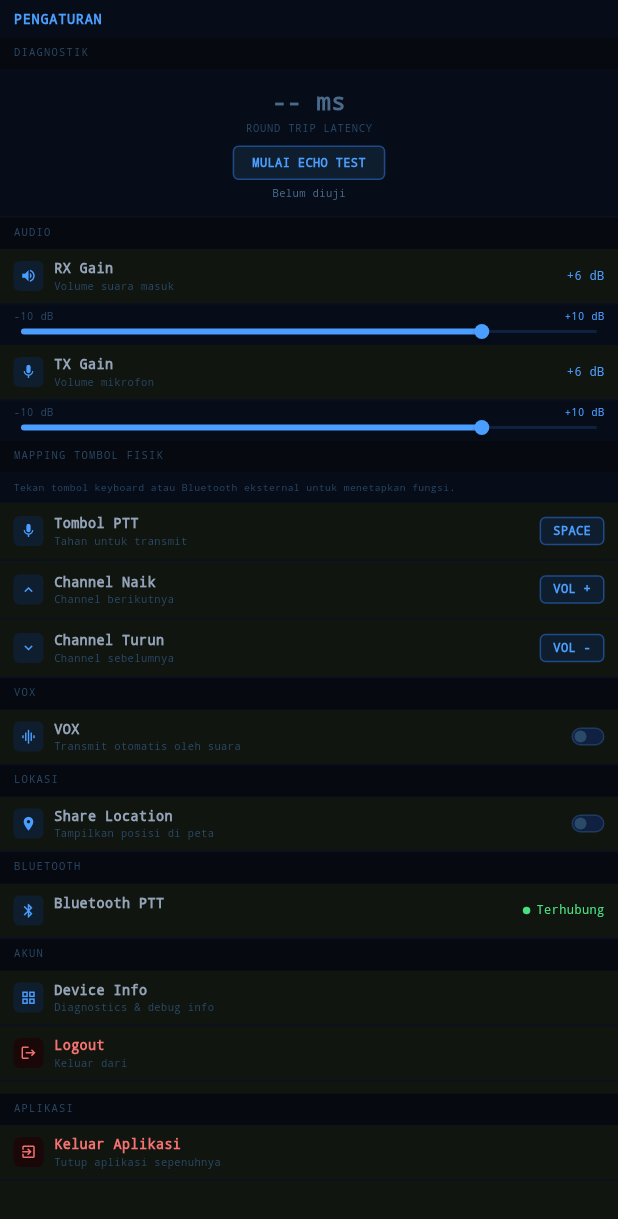
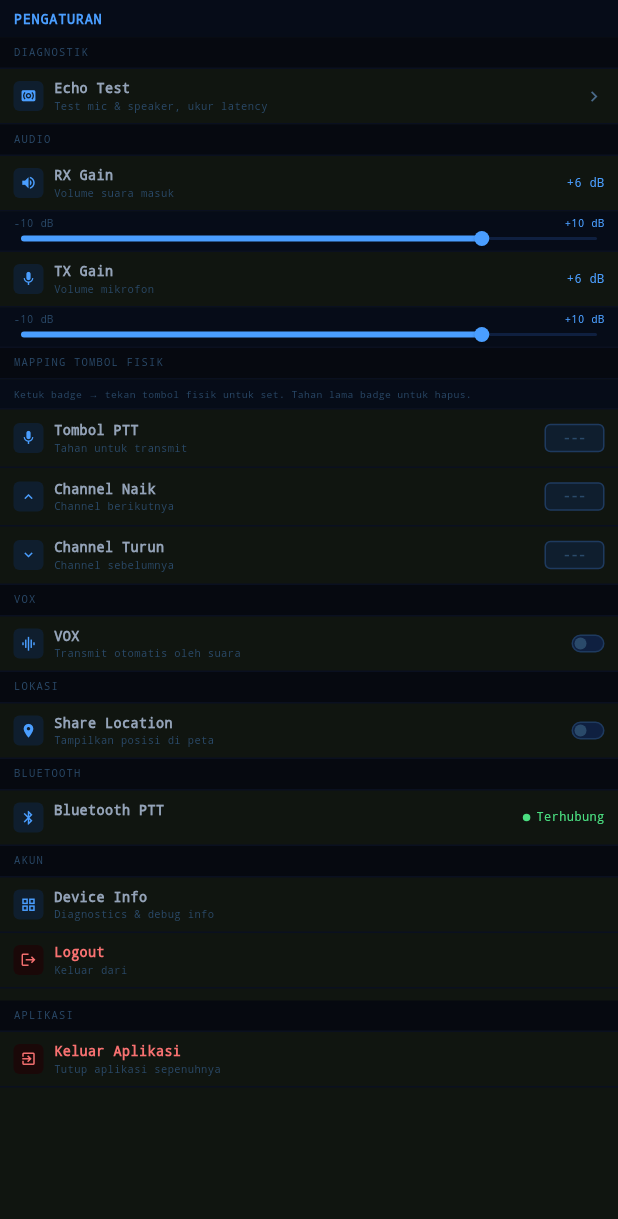
Before and after one commit to rfaeisal/poc, a Flutter app: the HyteraPengaturanScreen widget shown alone on an empty page, opened directly, on a phone screen of 412 x 824 dp. Shown: the top 1219 px of the screen. Run offline on Flutter 3.47's test engine with Material 3 defaults, Android fonts, the phone set to English and light mode, and no system bars; our stand-ins replace battery_plus, connectivity_plus, device_info_plus, dio, firebase_core, firebase_crashlytics and 13 more; missing offline and left inert: flutter_foreground_task, flutter_webrtc, livekit_client, mqtt_client; accounts and stored records are empty; network calls fail.

Commit message:
Fix device testing issues: speaker box, PTT lock, key mapping, echo test
- Speaker box: show --- on idle, last speaker callsign after someone talks
- PTT button: use tapDown/tapUp instead of longPress, remove doubleTap lock
- Key mapping: start empty, tap badge to capture key, long press to clear
- Echo test: separate screen with PTT button, latency, duration display
- Fix Container color/decoration conflict in Pengaturan widgets

Co-Authored-By: Claude Opus 4.6 <noreply@anthropic.com>
Claude-Session: https://claude.ai/code/session_01QpyBNYWrmFPkWKmDF5haL1

```diff
--- a/mobile/lib/hytera/config/hytera_router.dart
+++ b/mobile/lib/hytera/config/hytera_router.dart
@@ -5,6 +5,7 @@ import '../screens/hytera_login_screen.dart';
 import '../screens/hytera_main_screen.dart';
 import '../screens/hytera_channel_screen.dart';
 import '../screens/hytera_channel_list_screen.dart';
+import '../screens/hytera_echo_test_screen.dart';
 import '../screens/hytera_pesan_screen.dart';
 import '../screens/hytera_pengaturan_screen.dart';
 
@@ -40,5 +41,9 @@ final hyteraRouter = GoRouter(
       path: '/channel-list',
       builder: (context, state) => const HyteraChannelListScreen(),
     ),
+    GoRoute(
+      path: '/echo-test',
+      builder: (context, state) => const HyteraEchoTestScreen(),
+    ),
   ],
 );
--- a/mobile/lib/hytera/screens/hytera_pengaturan_screen.dart
+++ b/mobile/lib/hytera/screens/hytera_pengaturan_screen.dart
@@ -1,10 +1,11 @@
 import 'package:flutter/material.dart';
+import 'package:flutter/services.dart';
 import 'package:flutter_riverpod/flutter_riverpod.dart';
 import 'package:go_router/go_router.dart';
 
 import '../../features/auth/providers/auth_provider.dart';
-import '../../features/echo_test/providers/echo_test_provider.dart';
 import '../../features/settings/providers/settings_provider.dart';
+import '../services/hardware_key_service.dart';
 import '../services/kiosk_service.dart';
 
 class HyteraPengaturanScreen extends ConsumerWidget {
@@ -13,7 +14,6 @@ class HyteraPengaturanScreen extends ConsumerWidget {
   @override
   Widget build(BuildContext context, WidgetRef ref) {
     final settings = ref.watch(settingsProvider);
-    final echoState = ref.watch(echoTestProvider);
 
     return ListView(
       children: [
@@ -35,7 +35,17 @@ class HyteraPengaturanScreen extends ConsumerWidget {
 
         // DIAGNOSTIK
         _SectionHeader(title: 'DIAGNOSTIK'),
-        _EchoTestCard(echoState: echoState, ref: ref),
+        _SettingItem(
+          icon: Icons.surround_sound,
+          name: 'Echo Test',
+          description: 'Test mic & speaker, ukur latency',
+          trailing: const Icon(
+            Icons.chevron_right,
+            size: 14,
+            color: Color(0xFF4A6A8A),
+          ),
+          onTap: () => context.push('/echo-test'),
+        ),
 
         // AUDIO
         _SectionHeader(title: 'AUDIO'),
@@ -83,15 +93,15 @@ class HyteraPengaturanScreen extends ConsumerWidget {
         // MAPPING TOMBOL FISIK
         _SectionHeader(title: 'MAPPING TOMBOL FISIK'),
         Container(
-          color: const Color(0xFF060C18),
           padding: const EdgeInsets.symmetric(horizontal: 9, vertical: 5),
           decoration: const BoxDecoration(
+            color: Color(0xFF060C18),
             border: Border(
               bottom: BorderSide(color: Color(0xFF0A1020)),
             ),
           ),
           child: const Text(
-            'Tekan tombol keyboard atau Bluetooth eksternal untuk menetapkan fungsi.',
+            'Ketuk badge → tekan tombol fisik untuk set. Tahan lama badge untuk hapus.',
             style: TextStyle(
               fontFamily: 'monospace',
               fontSize: 6.5,
@@ -104,19 +114,19 @@ class HyteraPengaturanScreen extends ConsumerWidget {
           icon: Icons.mic,
           name: 'Tombol PTT',
           description: 'Tahan untuk transmit',
-          keyLabel: 'SPACE',
+          action: KeyAction.ptt,
         ),
         _KeyMappingItem(
           icon: Icons.keyboard_arrow_up,
           name: 'Channel Naik',
           description: 'Channel berikutnya',
-          keyLabel: 'VOL +',
+          action: KeyAction.channelUp,
         ),
         _KeyMappingItem(
           icon: Icons.keyboard_arrow_down,
           name: 'Channel Turun',
           description: 'Channel sebelumnya',
-          keyLabel: 'VOL -',
+          action: KeyAction.channelDown,
         ),
 
         // VOX
@@ -272,9 +282,9 @@ class _SectionHeader extends StatelessWidget {
   @override
   Widget build(BuildContext context) {
     return Container(
-      color: const Color(0xFF060910),
       padding: const EdgeInsets.symmetric(horizontal: 9, vertical: 5),
       decoration: const BoxDecoration(
+        color: Color(0xFF060910),
         border: Border(
           bottom: BorderSide(color: Color(0xFF0A1020)),
         ),
@@ -476,21 +486,61 @@ class _ToggleItem extends StatelessWidget {
   }
 }
 
-class _KeyMappingItem extends StatelessWidget {
+class _KeyMappingItem extends ConsumerStatefulWidget {
   final IconData icon;
   final String name;
   final String description;
-  final String keyLabel;
+  final KeyAction action;
 
   const _KeyMappingItem({
     required this.icon,
     required this.name,
     required this.description,
-    required this.keyLabel,
+    required this.action,
   });
 
   @override
+  ConsumerState<_KeyMappingItem> createState() => _KeyMappingItemState();
+}
+
+class _KeyMappingItemState extends ConsumerState<_KeyMappingItem> {
+  bool _listening = false;
+
+  void _startListening() {
+    setState(() => _listening = true);
+    HardwareKeyboard.instance.addHandler(_handleKey);
+  }
+
+  bool _handleKey(KeyEvent event) {
+    if (event is KeyDownEvent && _listening) {
+      ref
+          .read(hardwareKeyProvider.notifier)
+          .saveBinding(widget.action, event.logicalKey);
+      setState(() => _listening = false);
+      HardwareKeyboard.instance.removeHandler(_handleKey);
+      return true;
+    }
+    return false;
+  }
+
+  void _clearBinding() {
+    ref.read(hardwareKeyProvider.notifier).clearBinding(widget.action);
+  }
+
+  @override
+  void dispose() {
+    if (_listening) {
+      HardwareKeyboard.instance.removeHandler(_handleKey);
+    }
+    super.dispose();
+  }
+
+  @override
   Widget build(BuildContext context) {
+    final bindings = ref.watch(hardwareKeyProvider);
+    final label = bindings.labelFor(widget.action);
+    final hasBinding = bindings.keyFor(widget.action) != null;
+
     return Container(
       padding: const EdgeInsets.symmetric(horizontal: 9, vertical: 7),
       decoration: const BoxDecoration(
@@ -507,7 +557,7 @@ class _KeyMappingItem extends StatelessWidget {
               color: const Color(0xFF0F1E2E),
               borderRadius: BorderRadius.circular(4),
             ),
-            child: Icon(icon, size: 11, color: const Color(0xFF4A9EFF)),
+            child: Icon(widget.icon, size: 11, color: const Color(0xFF4A9EFF)),
           ),
           const SizedBox(width: 7),
           Expanded(
@@ -515,7 +565,7 @@ class _KeyMappingItem extends StatelessWidget {
               crossAxisAlignment: CrossAxisAlignment.start,
               children: [
                 Text(
-                  name,
+                  widget.name,
                   style: const TextStyle(
                     fontFamily: 'monospace',
                     fontSize: 9,
@@ -525,7 +575,7 @@ class _KeyMappingItem extends StatelessWidget {
                 ),
                 const SizedBox(height: 1),
                 Text(
-                  description,
+                  widget.description,
                   style: const TextStyle(
                     fontFamily: 'monospace',
                     fontSize: 7,
@@ -535,20 +585,42 @@ class _KeyMappingItem extends StatelessWidget {
               ],
             ),
           ),
-          Container(
+          GestureDetector(
+            onTap: _listening ? null : _startListening,
+            onLongPress: hasBinding ? _clearBinding : null,
+            child: Container(
+              constraints: const BoxConstraints(minWidth: 40),
               padding: const EdgeInsets.symmetric(horizontal: 8, vertical: 3),
               decoration: BoxDecoration(
-              color: const Color(0xFF0F1E2E),
+                color: _listening
+                    ? const Color(0xFF1A1500)
+                    : const Color(0xFF0F1E2E),
                 borderRadius: BorderRadius.circular(4),
-              border: Border.all(color: const Color(0xFF1E4A8A)),
+                border: Border.all(
+                  color: _listening
+                      ? const Color(0xFFFBBF24)
+                      : hasBinding
+                          ? const Color(0xFF1E4A8A)
+                          : const Color(0xFF1E3A5F),
+                ),
               ),
               child: Text(
-              keyLabel,
-              style: const TextStyle(
+                _listening
+                    ? 'TEKAN...'
+                    : hasBinding
+                        ? label
+                        : '---',
+                textAlign: TextAlign.center,
+                style: TextStyle(
                   fontFamily: 'monospace',
                   fontSize: 8,
                   fontWeight: FontWeight.w700,
-                color: Color(0xFF4A9EFF),
+                  color: _listening
+                      ? const Color(0xFFFBBF24)
+                      : hasBinding
+                          ? const Color(0xFF4A9EFF)
+                          : const Color(0xFF2A4A6A),
+                ),
               ),
             ),
           ),
@@ -574,9 +646,9 @@ class _SliderRow extends StatelessWidget {
   @override
   Widget build(BuildContext context) {
     return Container(
-      color: const Color(0xFF060C18),
       padding: const EdgeInsets.symmetric(horizontal: 9, vertical: 3),
       decoration: const BoxDecoration(
+        color: Color(0xFF060C18),
         border: Border(
           bottom: BorderSide(color: Color(0xFF0A1020)),
         ),
@@ -624,98 +696,3 @@ class _SliderRow extends StatelessWidget {
     );
   }
 }
-
-class _EchoTestCard extends StatelessWidget {
-  final EchoTestState echoState;
-  final WidgetRef ref;
-
-  const _EchoTestCard({required this.echoState, required this.ref});
-
-  Color _latencyColor(int? ms) {
-    if (ms == null) return const Color(0xFF4A6A8A);
-    if (ms < 200) return const Color(0xFF4ADE80);
-    if (ms < 500) return const Color(0xFFFBBF24);
-    return const Color(0xFFEF4444);
-  }
-
-  String _statusText(int? ms) {
-    if (ms == null) return 'Belum diuji';
-    if (ms < 200) return 'Latency sangat baik';
-    if (ms < 500) return 'Latency cukup baik';
-    return 'Latency tinggi';
-  }
-
-  @override
-  Widget build(BuildContext context) {
-    return Container(
-      padding: const EdgeInsets.all(10),
-      decoration: const BoxDecoration(
-        color: Color(0xFF060C18),
-        border: Border(
-          bottom: BorderSide(color: Color(0xFF0A1020)),
-        ),
-      ),
-      child: Column(
-        children: [
-          Text(
-            echoState.latencyMs != null
-                ? '${echoState.latencyMs} ms'
-                : '-- ms',
-            style: TextStyle(
-              fontFamily: 'monospace',
-              fontSize: 16,
-              fontWeight: FontWeight.w700,
-              color: _latencyColor(echoState.latencyMs),
-            ),
-          ),
-          const SizedBox(height: 2),
-          const Text(
-            'ROUND TRIP LATENCY',
-            style: TextStyle(
-              fontFamily: 'monospace',
-              fontSize: 7,
-              color: Color(0xFF2A4A6A),
-              letterSpacing: 0.5,
-            ),
-          ),
-          const SizedBox(height: 6),
-          GestureDetector(
-            onTap: echoState.status == EchoTestStatus.idle ||
-                    echoState.status == EchoTestStatus.error
-                ? () => ref.read(echoTestProvider.notifier).start()
-                : null,
-            child: Container(
-              padding: const EdgeInsets.symmetric(
-                  horizontal: 12, vertical: 5),
-              decoration: BoxDecoration(
-                color: const Color(0xFF0F1E2E),
-                borderRadius: BorderRadius.circular(4),
-                border: Border.all(color: const Color(0xFF1E4A8A)),
-              ),
-              child: Text(
-                echoState.status == EchoTestStatus.connecting
-                    ? 'MENGHUBUNGKAN...'
-                    : 'MULAI ECHO TEST',
-                style: const TextStyle(
-                  fontFamily: 'monospace',
-                  fontSize: 8,
-                  fontWeight: FontWeight.w700,
-                  color: Color(0xFF4A9EFF),
-                ),
-              ),
-            ),
-          ),
-          const SizedBox(height: 4),
-          Text(
-            _statusText(echoState.latencyMs),
-            style: const TextStyle(
-              fontFamily: 'monospace',
-              fontSize: 7,
-              color: Color(0xFF4A6A8A),
-            ),
-          ),
-        ],
-      ),
-    );
-  }
-}
```
Also changed, not shown: mobile/lib/hytera/screens/hytera_echo_test_screen.dart (added, +368 -0 lines), mobile/lib/hytera/services/hardware_key_service.dart (+21 -14 lines), mobile/lib/hytera/widgets/hytera_ptt_button.dart (+16 -8 lines), mobile/lib/hytera/widgets/hytera_speaker_box.dart (+19 -4 lines). Lines whose indentation alone changed are shown as unchanged.
